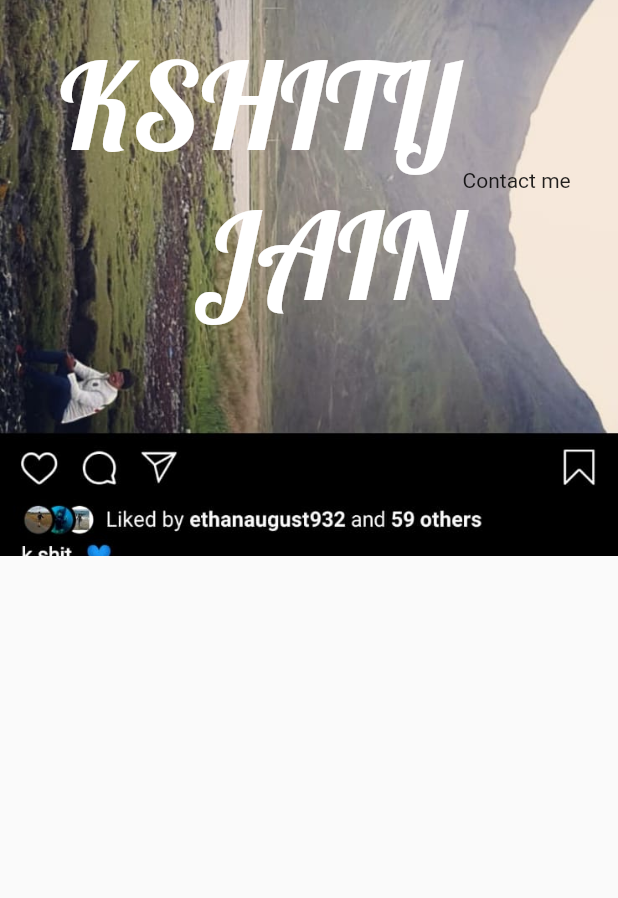
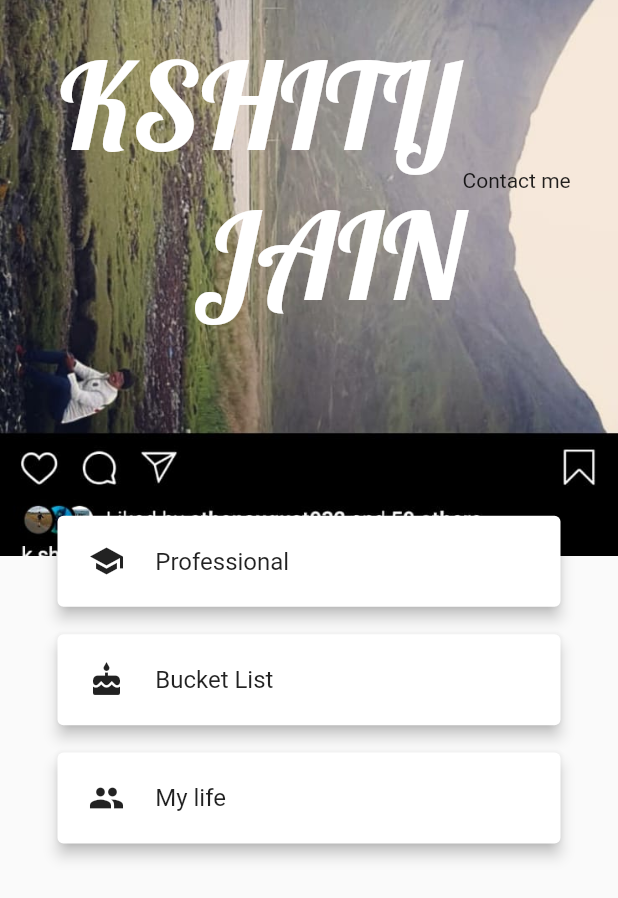
Before and after one commit to jkshitij77/flutterPersonalWebsite, a Flutter app: the screen it shows after launch, on a phone screen of 412 x 824 dp. Shown: the top 898 px of the screen. Run offline on Flutter 3.47's test engine with Material 2 defaults, Android fonts, the light colour scheme and no system bars; our stand-ins replace get, native_pdf_renderer; missing offline and left inert: animated_text.

Commit message:
Commiting before I refactor topbar and add stack to body

```diff
--- a/lib/main.dart
+++ b/lib/main.dart
@@ -10,6 +10,13 @@ class MyApp extends StatelessWidget {
   @override
   Widget build(BuildContext context) {
     return GetMaterialApp(
+      theme: ThemeData.light().copyWith(
+        primaryColor: Colors.white,
+        accentColor: Colors.black45,
+        primaryTextTheme: TextTheme(
+          // TODO: Make sure my themes are set
+        )
+      ),
       initialRoute: Routes.getInitialRoute(),
       getPages: Routes.getRoutes(),
     );
--- a/lib/mywidgets/floating_bar.dart
+++ b/lib/mywidgets/floating_bar.dart
@@ -1,8 +1,10 @@
+import 'dart:io';
 import 'dart:ui';
 import 'package:flutter/material.dart';
 import 'package:myflutterwebsite/utils/responsive_web.dart';
 import 'package:myflutterwebsite/screens/bucket_list_page.dart';
 import 'package:get/get.dart';
+import 'package:native_pdf_renderer/native_pdf_renderer.dart';
 
 class FloatingBarMidWayThroughPage extends StatefulWidget {
   final screenSize;
@@ -39,9 +41,13 @@ class _FloatingBarMidWayThroughPageState
       Widget bro = InkWell(
         splashColor: Colors.transparent,
         hoverColor: Colors.transparent,
-        onTap: () {
-          if(items[i]=='Bucket List')
+        onTap: () async {
+          if (items[i] == 'Bucket List')
             Get.to(BucketListPage());
+          else if (items[i] == 'Professional') {
+            print('pdf');
+            await PdfDocument.openAsset('Assets/Kshitij Resume Jefferies.pdf');
+          }
         },
         onHover: (hovering) {
           setState(() {
@@ -88,7 +94,48 @@ class _FloatingBarMidWayThroughPageState
         ),
         child: ResponsiveWidget.isSmallScreen(context)
             ? Column(
-                children: [],
+                children: [
+                  ...Iterable<int>.generate(items.length).map((int pageIndex) =>
+                      Padding(
+                        padding:
+                            EdgeInsets.only(top: widget.screenSize.height / 80),
+                        child: Card(
+                          elevation: 4,
+                          child: Padding(
+                            padding: EdgeInsets.only(
+                                top: widget.screenSize.height / 45,
+                                bottom: widget.screenSize.height / 45,
+                                left: widget.screenSize.width / 20),
+                            child: Row(
+                              children: [
+                                Icon(
+                                  icons[pageIndex],
+                                  color: Theme.of(context).iconTheme.color,
+                                ),
+                                SizedBox(width: widget.screenSize.width / 20),
+                                InkWell(
+                                  splashColor: Colors.transparent,
+                                  hoverColor: Colors.transparent,
+                                  onTap: () {
+                                    if (items[pageIndex] == 'Bucket List')
+                                      Get.to(BucketListPage());
+                                  },
+                                  child: Text(
+                                    items[pageIndex],
+                                    style: TextStyle(
+                                        color: Theme.of(context)
+                                            .primaryTextTheme
+                                            .button
+                                            .color,
+                                        fontSize: 16),
+                                  ),
+                                ),
+                              ],
+                            ),
+                          ),
+                        ),
+                      ))
+                ],
               )
             : Card(
                 elevation: 5,
@@ -107,3 +154,10 @@ class _FloatingBarMidWayThroughPageState
     );
   }
 }
+
+//TODO: Render my resume with the resume button
+//  Show my achievements and shit
+//  final document = await PdfDocument.openAsset('assets/sample.pdf');
+//  final page = await document.getPage(1);
+//  final pageImage = await page.render(width: page.width, height: page.height);
+//  await page.close();
--- /dev/null
+++ b/lib/mywidgets/top_bar.dart
@@ -0,0 +1,16 @@
+import 'package:flutter/material.dart';
+
+class TopBar extends StatefulWidget {
+  @override
+  _TopBarState createState() => _TopBarState();
+}
+
+class _TopBarState extends State<TopBar> {
+
+  final List isHovering = [false, false];
+
+  @override
+  Widget build(BuildContext context) {
+    return Container();
+  }
+}
--- a/lib/screens/welcome_screen.dart
+++ b/lib/screens/welcome_screen.dart
@@ -4,6 +4,8 @@ import 'dart:async';
 import 'package:get/get.dart';
 
 class WelcomeScreen extends StatefulWidget {
+  static final welcomeScreenRoute = '/';
+
   @override
   _WelcomeScreenState createState() => _WelcomeScreenState();
 }
@@ -65,7 +67,8 @@ class _WelcomeScreenState extends State<WelcomeScreen> {
                 ),
                 Text("Contact me"),
               ],
-              )),
+            ),
+          ),
         ),
       ),
       body: Stack(
@@ -81,7 +84,9 @@ class _WelcomeScreenState extends State<WelcomeScreen> {
               ),
             ),
           ),
-          FloatingBarMidWayThroughPage(screenSize: screenSize,)
+          FloatingBarMidWayThroughPage(
+            screenSize: screenSize,
+          )
         ],
       ),
     );
--- a/lib/utils/routes.dart
+++ b/lib/utils/routes.dart
@@ -4,13 +4,13 @@ import 'package:myflutterwebsite/screens/welcome_screen.dart';
 
 class Routes {
   static String getInitialRoute() {
-    return '/';
+    return WelcomeScreen.welcomeScreenRoute;
   }
 
   static List<GetPage> getRoutes() {
     return [
       GetPage(
-        name: '/',
+        name: WelcomeScreen.welcomeScreenRoute,
         page: () => WelcomeScreen(),
       ),
       GetPage(
--- a/pubspec.yaml
+++ b/pubspec.yaml
@@ -30,6 +30,7 @@ dependencies:
   cupertino_icons: ^0.1.3
   get: ^3.8.0
   animated_text: ^1.0.2
+  native_pdf_renderer: ^2.3.2
 
 dev_dependencies:
   flutter_test:
@@ -54,6 +55,7 @@ flutter:
   assets:
     - Assets/img.jpeg
     - Assets/img2.jpeg
+    - Assets/
   # To add assets to your application, add an assets section, like this:
   # assets:
   #   - images/a_dot_burr.jpeg
```
Also changed, not shown: pubspec.lock, 6 other files. Lines whose indentation alone changed are shown as unchanged.
